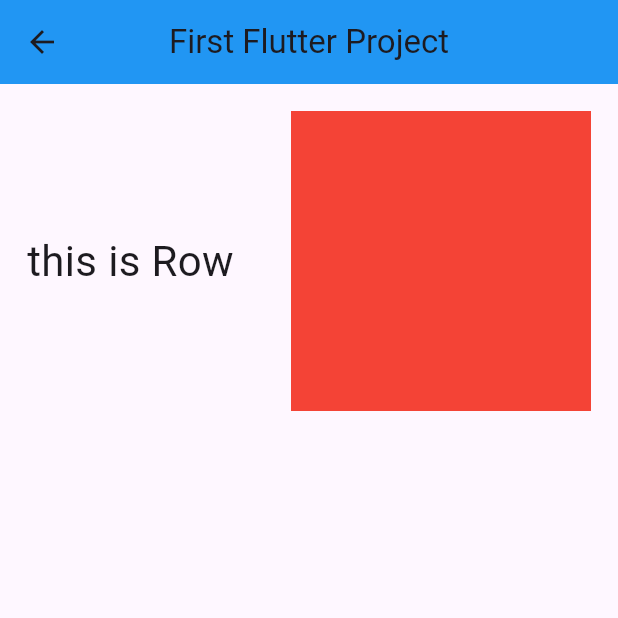
After one commit to sohankafle10/Flutter-Practice, a Flutter app: the Example screen opened directly, on a phone screen of 412 x 824 dp, the top half of it. The commit adds this screen. Run offline on Flutter 3.47's test engine with Material 3 defaults, Android fonts, the phone set to English and light mode, and no system bars.

Commit message:
containers practice

```diff
--- /dev/null
+++ b/lib/example.dart
@@ -0,0 +1,56 @@
+import 'package:flutter/material.dart';
+
+class Example extends StatelessWidget {
+  const Example({super.key});
+
+  @override
+  Widget build(BuildContext context) {
+    return Scaffold(
+      appBar: AppBar(
+        title: Text("First Flutter Project"),
+        centerTitle: true,
+        backgroundColor: Colors.blue,
+      ),
+
+
+      body: Padding(
+        padding: const EdgeInsets.all(18.0),
+        child: Row(
+             mainAxisAlignment: MainAxisAlignment.spaceBetween,
+          crossAxisAlignment: CrossAxisAlignment.center,
+
+        children: [
+          Text(
+            "this is Row",
+            style: TextStyle(fontSize: 28),
+          ),
+          Container(
+            width: 200,
+            height: 200,
+            color: Colors.red,
+          ),
+        ]
+
+        ),
+      ),
+//       body: Column(
+//         mainAxisAlignment: MainAxisAlignment.center,
+//         crossAxisAlignment: CrossAxisAlignment.center,
+//         mainAxisSize: MainAxisSize.max,
+//         // mainAxisSize: MainAxisSize.min,
+//       children: [
+//   Text(
+//     "this is column",
+//     style: TextStyle(fontSize: 28),
+//   ),
+//   SizedBox(height: 500),
+//   Container(
+//     width: 200,
+//     height: 200,
+//     color: Colors.red,
+//   ),
+// ]
+//      ),
+    );
+  }
+}
--- a/lib/main.dart
+++ b/lib/main.dart
@@ -1,5 +1,7 @@
 import 'package:basic_dart/containers.dart';
+import 'package:basic_dart/example.dart';
 import 'package:basic_dart/homepage.dart';
+import 'package:basic_dart/practice.dart';
 import 'package:flutter/material.dart';
 
 void main() {
@@ -19,7 +21,7 @@ class MyApp extends StatelessWidget {
 
         colorScheme: ColorScheme.fromSeed(seedColor: Colors.deepPurple),
       ),
-      home: Containers()
+      home: Practice()
     );
   }
 }
```
Also changed, not shown: lib/practice.dart (added, +74 -0 lines).
